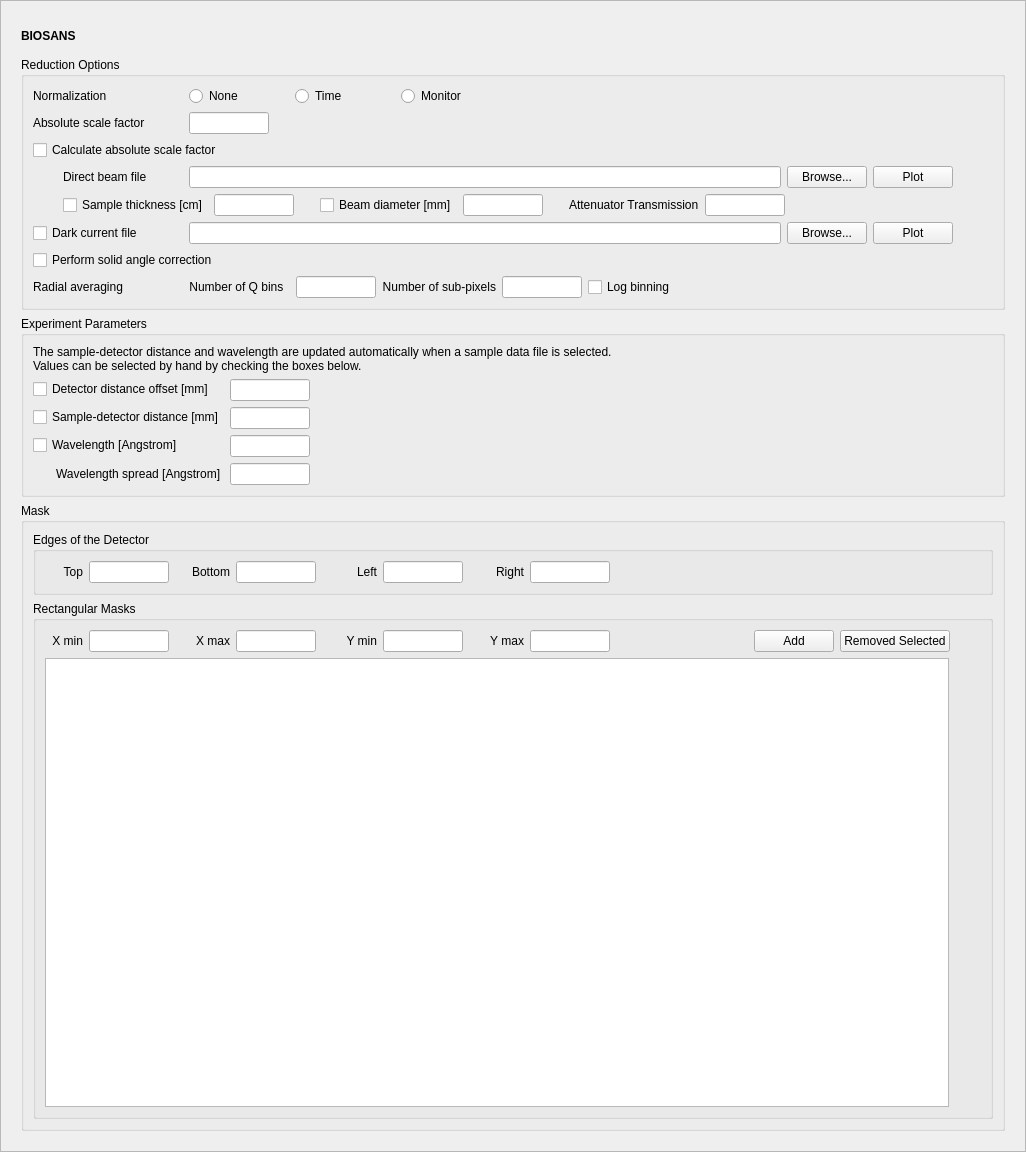
The window that Code/Mantid/scripts/Interface/ui/sans/hfir_instrument.ui (mantidproject/mantid) describes before a commit, drawn with Qt 5.
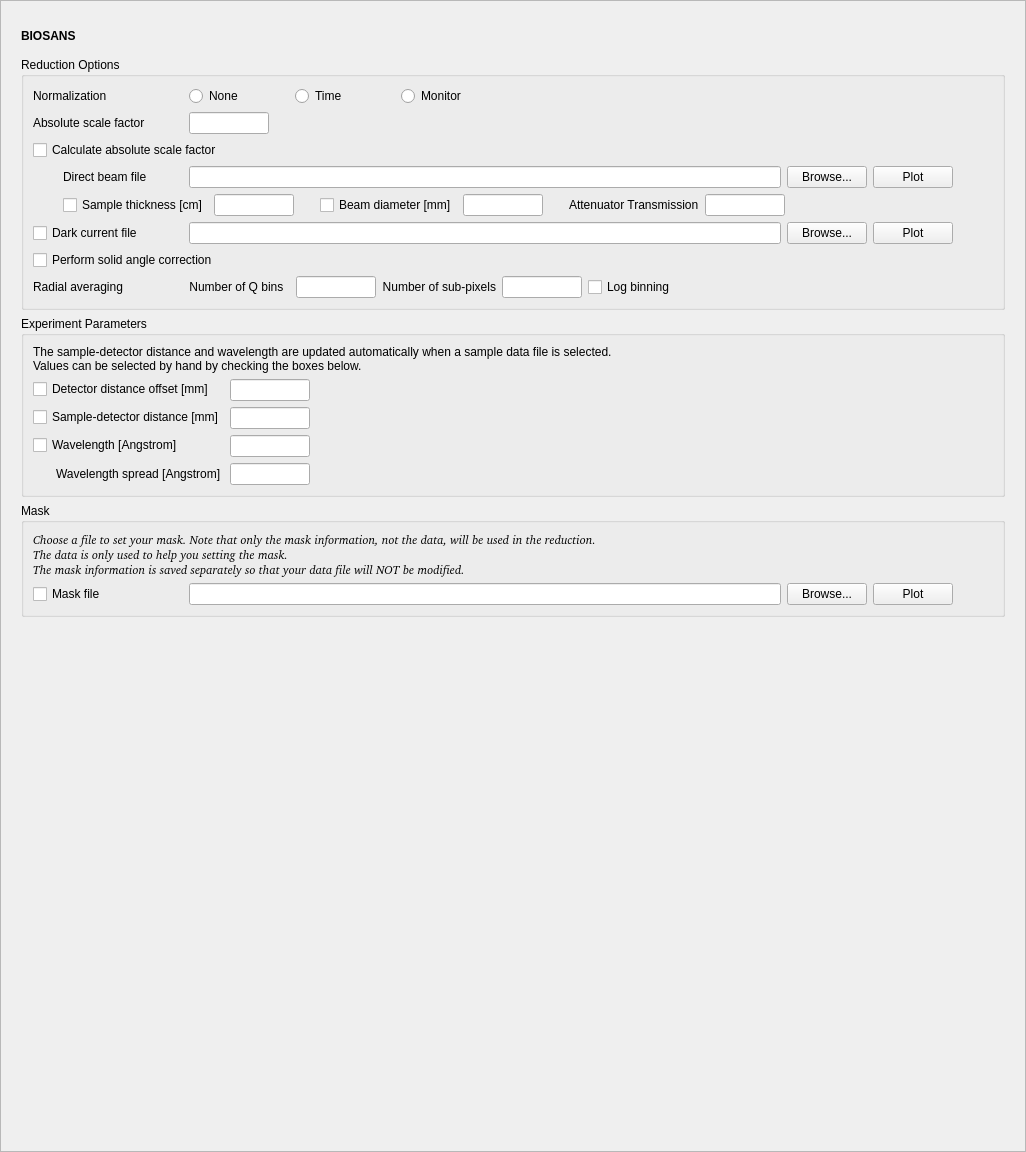
The same window after the commit.

Commit message: Hooked up mask tab to HFIR SANS UI. Re #2438

```diff
--- a/Code/Mantid/scripts/Interface/ui/sans/hfir_instrument.ui
+++ b/Code/Mantid/scripts/Interface/ui/sans/hfir_instrument.ui
@@ -1081,352 +1081,64 @@
          </property>
          <layout class="QVBoxLayout" name="verticalLayout_2">
           <item>
-           <widget class="QGroupBox" name="reduction_options_groupbox">
-            <property name="sizePolicy">
-             <sizepolicy hsizetype="Expanding" vsizetype="Preferred">
-              <horstretch>0</horstretch>
-              <verstretch>0</verstretch>
-             </sizepolicy>
-            </property>
-            <property name="title">
-             <string>Edges of the Detector</string>
-            </property>
-            <layout class="QVBoxLayout" name="verticalLayout_7">
-             <item>
-              <layout class="QHBoxLayout" name="horizontalLayout">
-               <item>
-                <widget class="QLabel" name="label_6">
-                 <property name="sizePolicy">
-                  <sizepolicy hsizetype="Fixed" vsizetype="Preferred">
-                   <horstretch>0</horstretch>
-                   <verstretch>0</verstretch>
-                  </sizepolicy>
-                 </property>
-                 <property name="minimumSize">
-                  <size>
-                   <width>38</width>
-                   <height>0</height>
-                  </size>
-                 </property>
-                 <property name="text">
-                  <string>Top</string>
-                 </property>
-                 <property name="alignment">
-                  <set>Qt::AlignRight|Qt::AlignTrailing|Qt::AlignVCenter</set>
-                 </property>
-                </widget>
-               </item>
-               <item>
-                <widget class="QLineEdit" name="top_edit">
-                 <property name="minimumSize">
-                  <size>
-                   <width>80</width>
-                   <height>0</height>
-                  </size>
-                 </property>
-                 <property name="maximumSize">
-                  <size>
-                   <width>80</width>
-                   <height>16777215</height>
-                  </size>
-                 </property>
-                 <property name="toolTip">
-                  <string>Enter the number of pixels to be masked from the top of the detector</string>
-                 </property>
-                </widget>
-               </item>
-               <item>
-                <widget class="QLabel" name="label_7">
-                 <property name="sizePolicy">
-                  <sizepolicy hsizetype="Preferred" vsizetype="Preferred">
-                   <horstretch>0</horstretch>
-                   <verstretch>0</verstretch>
-                  </sizepolicy>
-                 </property>
-                 <property name="minimumSize">
-                  <size>
-                   <width>55</width>
-                   <height>0</height>
-                  </size>
-                 </property>
-                 <property name="text">
-                  <string>Bottom</string>
-                 </property>
-                 <property name="alignment">
-                  <set>Qt::AlignRight|Qt::AlignTrailing|Qt::AlignVCenter</set>
-                 </property>
-                </widget>
-               </item>
-               <item>
-                <widget class="QLineEdit" name="bottom_edit">
-                 <property name="minimumSize">
-                  <size>
-                   <width>80</width>
-                   <height>0</height>
-                  </size>
-                 </property>
-                 <property name="maximumSize">
-                  <size>
-                   <width>80</width>
-                   <height>16777215</height>
-                  </size>
-                 </property>
-                 <property name="toolTip">
-                  <string>Enter the number of pixels to be masked from the bottom of the detector</string>
-                 </property>
-                </widget>
-               </item>
-               <item>
-                <widget class="QLabel" name="label_8">
-                 <property name="minimumSize">
-                  <size>
-                   <width>55</width>
-                   <height>0</height>
-                  </size>
-                 </property>
-                 <property name="text">
-                  <string>Left</string>
-                 </property>
-                 <property name="alignment">
-                  <set>Qt::AlignRight|Qt::AlignTrailing|Qt::AlignVCenter</set>
-                 </property>
-                </widget>
-               </item>
-               <item>
-                <widget class="QLineEdit" name="left_edit">
-                 <property name="minimumSize">
-                  <size>
-                   <width>80</width>
-                   <height>0</height>
-                  </size>
-                 </property>
-                 <property name="maximumSize">
-                  <size>
-                   <width>80</width>
-                   <height>16777215</height>
-                  </size>
-                 </property>
-                 <property name="toolTip">
-                  <string>Enter the number of pixels to be masked from the left side of the detector</string>
-                 </property>
-                </widget>
-               </item>
-               <item>
-                <widget class="QLabel" name="label_9">
-                 <property name="minimumSize">
-                  <size>
-                   <width>55</width>
-                   <height>0</height>
-                  </size>
-                 </property>
-                 <property name="text">
-                  <string>Right</string>
-                 </property>
-                 <property name="alignment">
-                  <set>Qt::AlignRight|Qt::AlignTrailing|Qt::AlignVCenter</set>
-                 </property>
-                </widget>
-               </item>
-               <item>
-                <widget class="QLineEdit" name="right_edit">
-                 <property name="minimumSize">
-                  <size>
-                   <width>80</width>
-                   <height>0</height>
-                  </size>
-                 </property>
-                 <property name="maximumSize">
-                  <size>
-                   <width>80</width>
-                   <height>16777215</height>
-                  </size>
-                 </property>
-                 <property name="toolTip">
-                  <string>Enter the number of pixels to be masked from the right side of the detector</string>
-                 </property>
-                </widget>
-               </item>
-               <item>
-                <spacer name="horizontalSpacer_6">
-                 <property name="orientation">
-                  <enum>Qt::Horizontal</enum>
-                 </property>
-                 <property name="sizeHint" stdset="0">
-                  <size>
-                   <width>40</width>
-                   <height>20</height>
-                  </size>
-                 </property>
-                </spacer>
-               </item>
-              </layout>
-             </item>
-            </layout>
-           </widget>
-          </item>
-          <item>
-           <widget class="QGroupBox" name="geometry_options_groupbox_2">
-            <property name="sizePolicy">
-             <sizepolicy hsizetype="Expanding" vsizetype="Preferred">
-              <horstretch>0</horstretch>
-              <verstretch>0</verstretch>
-             </sizepolicy>
-            </property>
-            <property name="title">
-             <string>Rectangular Masks</string>
-            </property>
             <layout class="QVBoxLayout" name="verticalLayout_3">
              <item>
-              <layout class="QHBoxLayout" name="horizontalLayout_3">
-               <item>
-                <widget class="QLabel" name="label_11">
-                 <property name="sizePolicy">
-                  <sizepolicy hsizetype="Fixed" vsizetype="Preferred">
-                   <horstretch>0</horstretch>
-                   <verstretch>0</verstretch>
-                  </sizepolicy>
-                 </property>
-                 <property name="minimumSize">
-                  <size>
-                   <width>38</width>
-                   <height>0</height>
-                  </size>
-                 </property>
+             <widget class="QLabel" name="label_5">
+              <property name="font">
+               <font>
+                <family>Bitstream Charter</family>
+                <italic>true</italic>
+               </font>
+              </property>
                  <property name="text">
-                  <string>X min</string>
-                 </property>
-                 <property name="alignment">
-                  <set>Qt::AlignRight|Qt::AlignTrailing|Qt::AlignVCenter</set>
-                 </property>
+               <string>Choose a file to set your mask. Note that only the mask information, not the data, will be used in the reduction.
+The data is only used to help you setting the mask.
+The mask information is saved separately so that your data file will NOT be modified.</string>
+              </property>
                 </widget>
                </item>
                <item>
-                <widget class="QLineEdit" name="x_min_edit">
-                 <property name="minimumSize">
-                  <size>
-                   <width>80</width>
-                   <height>0</height>
-                  </size>
-                 </property>
-                 <property name="maximumSize">
-                  <size>
-                   <width>80</width>
-                   <height>16777215</height>
-                  </size>
-                 </property>
-                 <property name="toolTip">
-                  <string>Enter the minimum pixel number in X that defines your rectangular mask.</string>
-                 </property>
-                </widget>
-               </item>
+             <layout class="QHBoxLayout" name="horizontalLayout">
                <item>
-                <widget class="QLabel" name="label_12">
-                 <property name="sizePolicy">
-                  <sizepolicy hsizetype="Preferred" vsizetype="Preferred">
-                   <horstretch>0</horstretch>
-                   <verstretch>0</verstretch>
-                  </sizepolicy>
-                 </property>
+               <widget class="QCheckBox" name="mask_check">
                  <property name="minimumSize">
                   <size>
-                   <width>55</width>
+                  <width>150</width>
                    <height>0</height>
                   </size>
                  </property>
                  <property name="text">
-                  <string>X max</string>
-                 </property>
-                 <property name="alignment">
-                  <set>Qt::AlignRight|Qt::AlignTrailing|Qt::AlignVCenter</set>
-                 </property>
+                 <string>Mask file</string>
+                </property>
                 </widget>
                </item>
                <item>
-                <widget class="QLineEdit" name="x_max_edit">
+               <widget class="QLineEdit" name="mask_edit">
                  <property name="minimumSize">
                   <size>
-                   <width>80</width>
+                  <width>300</width>
                    <height>0</height>
                   </size>
                  </property>
-                 <property name="maximumSize">
-                  <size>
-                   <width>80</width>
-                   <height>16777215</height>
-                  </size>
-                 </property>
-                 <property name="toolTip">
-                  <string>Enter the maximum pixel number in X that defines your rectangular mask.</string>
-                 </property>
                 </widget>
                </item>
                <item>
-                <widget class="QLabel" name="label_13">
-                 <property name="minimumSize">
-                  <size>
-                   <width>55</width>
-                   <height>0</height>
-                  </size>
+               <widget class="QPushButton" name="mask_browse_button">
+                <property name="sizePolicy">
+                 <sizepolicy hsizetype="Fixed" vsizetype="Fixed">
+                  <horstretch>0</horstretch>
+                  <verstretch>0</verstretch>
+                 </sizepolicy>
                  </property>
                  <property name="text">
-                  <string>Y min</string>
-                 </property>
-                 <property name="alignment">
-                  <set>Qt::AlignRight|Qt::AlignTrailing|Qt::AlignVCenter</set>
-                 </property>
+                 <string>Browse...</string>
+                </property>
                 </widget>
                </item>
                <item>
-                <widget class="QLineEdit" name="y_min_edit">
-                 <property name="minimumSize">
-                  <size>
-                   <width>80</width>
-                   <height>0</height>
-                  </size>
-                 </property>
-                 <property name="maximumSize">
-                  <size>
-                   <width>80</width>
-                   <height>16777215</height>
-                  </size>
-                 </property>
-                 <property name="toolTip">
-                  <string>Enter the minimum pixel number in Y that defines your rectangular mask.</string>
-                 </property>
-                </widget>
-               </item>
-               <item>
-                <widget class="QLabel" name="label_14">
-                 <property name="minimumSize">
-                  <size>
-                   <width>55</width>
-                   <height>0</height>
-                  </size>
-                 </property>
+               <widget class="QPushButton" name="mask_plot_button">
                  <property name="text">
-                  <string>Y max</string>
-                 </property>
-                 <property name="alignment">
-                  <set>Qt::AlignRight|Qt::AlignTrailing|Qt::AlignVCenter</set>
-                 </property>
-                </widget>
-               </item>
-               <item>
-                <widget class="QLineEdit" name="y_max_edit">
-                 <property name="minimumSize">
-                  <size>
-                   <width>80</width>
-                   <height>0</height>
-                  </size>
-                 </property>
-                 <property name="maximumSize">
-                  <size>
-                   <width>80</width>
-                   <height>16777215</height>
-                  </size>
-                 </property>
-                 <property name="toolTip">
-                  <string>Enter the maximum pixel number in Y that defines your rectangular mask.</string>
+                 <string>Plot</string>
                  </property>
                 </widget>
                </item>
@@ -1435,6 +1147,9 @@
                  <property name="orientation">
                   <enum>Qt::Horizontal</enum>
                  </property>
+                <property name="sizeType">
+                 <enum>QSizePolicy::Fixed</enum>
+                </property>
                  <property name="sizeHint" stdset="0">
                   <size>
                    <width>40</width>
@@ -1443,85 +1158,28 @@
                  </property>
                 </spacer>
                </item>
-               <item>
-                <widget class="QPushButton" name="add_rectangle_button">
-                 <property name="toolTip">
-                  <string>Click to add a rectangular mask.</string>
-                 </property>
-                 <property name="text">
-                  <string>Add</string>
-                 </property>
-                </widget>
-               </item>
-               <item>
-                <widget class="QPushButton" name="remove_button">
-                 <property name="toolTip">
-                  <string>Remove the selected mask item from the list.</string>
-                 </property>
-                 <property name="text">
-                  <string>Removed Selected</string>
-                 </property>
-                </widget>
-               </item>
-               <item>
-                <spacer name="horizontalSpacer_8">
-                 <property name="orientation">
-                  <enum>Qt::Horizontal</enum>
-                 </property>
-                 <property name="sizeType">
-                  <enum>QSizePolicy::Fixed</enum>
-                 </property>
-                 <property name="sizeHint" stdset="0">
-                  <size>
-                   <width>31</width>
-                   <height>20</height>
-                  </size>
-                 </property>
-                </spacer>
-               </item>
-              </layout>
-             </item>
-             <item>
-              <layout class="QHBoxLayout" name="horizontalLayout_2">
-               <item>
-                <widget class="QListWidget" name="listWidget">
-                 <property name="sizePolicy">
-                  <sizepolicy hsizetype="Expanding" vsizetype="Expanding">
-                   <horstretch>0</horstretch>
-                   <verstretch>0</verstretch>
-                  </sizepolicy>
-                 </property>
-                 <property name="toolTip">
-                  <string>List of applied rectangular masks.</string>
-                 </property>
-                 <property name="selectionMode">
-                  <enum>QAbstractItemView::MultiSelection</enum>
-                 </property>
+             </layout>
+            </item>
+           </layout>
+          </item>
+         </layout>
                 </widget>
                </item>
                <item>
-                <spacer name="horizontalSpacer_9">
+        <spacer name="verticalSpacer">
                  <property name="orientation">
-                  <enum>Qt::Horizontal</enum>
+          <enum>Qt::Vertical</enum>
                  </property>
                  <property name="sizeType">
-                  <enum>QSizePolicy::Fixed</enum>
+          <enum>QSizePolicy::Expanding</enum>
                  </property>
                  <property name="sizeHint" stdset="0">
                   <size>
-                   <width>32</width>
-                   <height>20</height>
+           <width>20</width>
+           <height>40</height>
                   </size>
                  </property>
                 </spacer>
-               </item>
-              </layout>
-             </item>
-            </layout>
-           </widget>
-          </item>
-         </layout>
-        </widget>
        </item>
       </layout>
      </widget>
```
Lines whose indentation alone changed are shown as unchanged. The commit also changes 6 other files.
